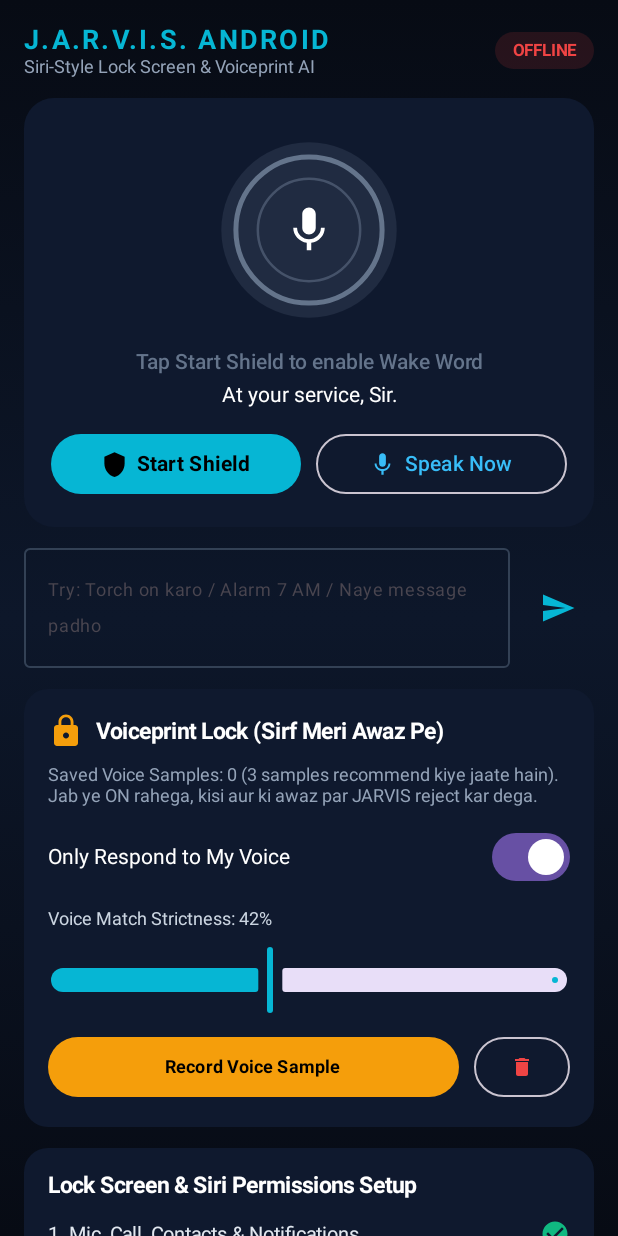
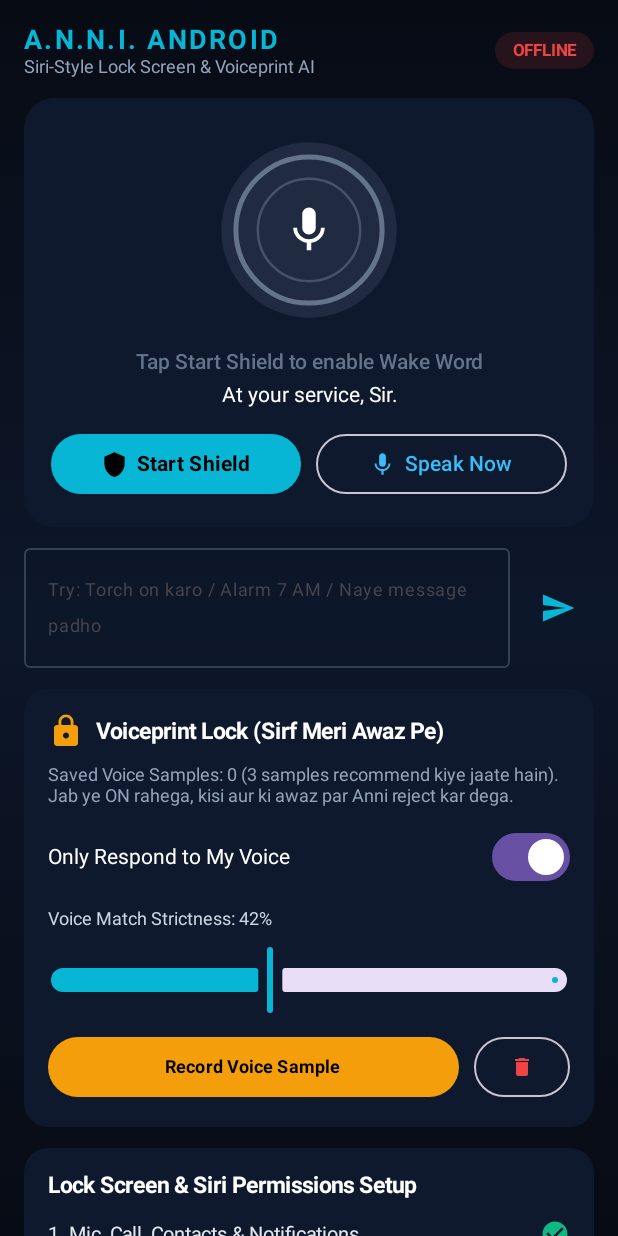
Before and after one commit to bhaveshbisani222-bit/anni-android, an Android app built with Jetpack Compose: the screen it shows after launch (MainActivity), on a phone screen of 412 x 824 dp. Run offline under Robolectric (Android 15) with nearby library versions, the phone set to English and light mode, and no system bars; libraries missing offline, so code that uses them is left out: com.k2fsa.sherpa.

Commit message:
Update A.N.N.I. AI branding, wake-words, and fix Android build errors

```diff
--- a/app/src/main/AndroidManifest.xml
+++ b/app/src/main/AndroidManifest.xml
@@ -80,7 +80,7 @@
             android:excludeFromRecents="true"
             android:exported="true"
             android:launchMode="singleTop"
-            android:showOnLockScreen="true"
+            android:showWhenLocked="true"
             android:turnScreenOn="true">
             <intent-filter>
                 <action android:name="android.intent.action.ASSIST" />
--- a/app/src/main/java/com/jarvis/assistant/JarvisApp.kt
+++ b/app/src/main/java/com/jarvis/assistant/JarvisApp.kt
@@ -22,19 +22,19 @@ class JarvisApp : Application() {
 
             val bgChannel = NotificationChannel(
                 CHANNEL_WAKE_SERVICE,
-                "J.A.R.V.I.S. Wake Listener",
+                "A.N.N.I. Wake Listener",
                 NotificationManager.IMPORTANCE_LOW
             ).apply {
-                description = "Keeps Hey Jarvis active even when phone is locked"
+                description = "Keeps Hey Anni active even when phone is locked"
                 setShowBadge(false)
             }
 
             val lockChannel = NotificationChannel(
                 CHANNEL_LOCK_OVERLAY,
-                "J.A.R.V.I.S. Lock Screen Activation",
+                "A.N.N.I. Lock Screen Activation",
                 NotificationManager.IMPORTANCE_HIGH
             ).apply {
-                description = "Wakes display when Hey Jarvis is spoken"
+                description = "Wakes display when Hey Anni is spoken"
                 setSound(null, null)
             }
 
--- a/app/src/main/java/com/jarvis/assistant/LockScreenActivity.kt
+++ b/app/src/main/java/com/jarvis/assistant/LockScreenActivity.kt
@@ -147,7 +147,7 @@ fun LockScreenHud(
         Column(horizontalAlignment = Alignment.CenterHorizontally) {
             Spacer(modifier = Modifier.height(24.dp))
             Text(
-                text = "J.A.R.V.I.S. • LOCK-SCREEN HUD",
+                text = "A.N.N.I. • LOCK-SCREEN HUD",
                 color = accentColor,
                 fontSize = 13.sp,
                 fontWeight = FontWeight.Bold,
@@ -188,7 +188,7 @@ fun LockScreenHud(
                 }
                 Icon(
                     imageVector = Icons.Default.Mic,
-                    contentDescription = "JARVIS Mic",
+                    contentDescription = "ANNI Mic",
                     tint = Color.White,
                     modifier = Modifier.size(44.dp)
                 )
--- a/app/src/main/java/com/jarvis/assistant/MainActivity.kt
+++ b/app/src/main/java/com/jarvis/assistant/MainActivity.kt
@@ -206,7 +206,7 @@ fun JarvisDashboardScreen(prefs: JarvisPrefs) {
         ) {
             Column {
                 Text(
-                    text = "J.A.R.V.I.S. ANDROID",
+                    text = "A.N.N.I. ANDROID",
                     color = Color(0xFF06B6D4),
                     fontWeight = FontWeight.Bold,
                     fontSize = 18.sp,
@@ -390,7 +390,7 @@ fun JarvisDashboardScreen(prefs: JarvisPrefs) {
                 }
 
                 Text(
-                    text = "Saved Voice Samples: ${ui.enrolledSamples} (3 samples recommend kiye jaate hain). Jab ye ON rahega, kisi aur ki awaz par JARVIS reject kar dega.",
+                    text = "Saved Voice Samples: ${ui.enrolledSamples} (3 samples recommend kiye jaate hain). Jab ye ON rahega, kisi aur ki awaz par Anni reject kar dega.",
                     color = Color(0xFF94A3B8),
                     fontSize = 12.sp
                 )
@@ -434,7 +434,7 @@ fun JarvisDashboardScreen(prefs: JarvisPrefs) {
                                 JarvisWakeService.startService(context, JarvisWakeService.ACTION_ENROLL_SAMPLE)
                                 Toast.makeText(
                                     context,
-                                    "3.5 seconds tak saaf bolein: 'Hey Jarvis, call Mom and check weather'",
+                                    "3.5 seconds tak saaf bolein: 'Hey Anni, call Mom and check weather'",
                                     Toast.LENGTH_LONG
                                 ).show()
                             }
@@ -533,7 +533,7 @@ fun JarvisDashboardScreen(prefs: JarvisPrefs) {
                     },
                     modifier = Modifier.fillMaxWidth()
                 ) {
-                    Text("5. Set J.A.R.V.I.S. as Default Digital Assistant", fontSize = 12.sp, color = Color(0xFF38BDF8))
+                    Text("5. Set A.N.N.I. as Default Digital Assistant", fontSize = 12.sp, color = Color(0xFF38BDF8))
                 }
             }
         }
@@ -563,7 +563,7 @@ fun JarvisDashboardScreen(prefs: JarvisPrefs) {
                 OutlinedTextField(
                     value = backendUrl,
                     onValueChange = { backendUrl = it },
-                    label = { Text("JARVIS Cloud URL") },
+                    label = { Text("A.N.N.I. Cloud URL") },
                     modifier = Modifier.fillMaxWidth(),
                     singleLine = true,
                     colors = OutlinedTextFieldDefaults.colors(focusedTextColor = Color.White, unfocusedTextColor = Color.White)
--- a/app/src/main/java/com/jarvis/assistant/brain/JarvisApiClient.kt
+++ b/app/src/main/java/com/jarvis/assistant/brain/JarvisApiClient.kt
@@ -121,7 +121,7 @@ object JarvisApiClient {
         val appsHint = installedApps.take(30).joinToString(", ")
 
         val instruction = """
-You are J.A.R.V.I.S., a Siri-like personal voice assistant on $userName's Android phone.
+You are Anni (A.N.N.I.), a Siri-like personal voice assistant on $userName's Android phone.
 Listen to the audio command (Hindi, Hinglish, or English) and output ONLY valid JSON (no markdown) with these keys:
 - "transcript": exact words spoken by user
 - "intent": one of ["call","whatsapp","sms","alarm","timer","torch","open_app","play_music","maps","volume","media","wifi","bluetooth","notifications","battery","time","date","weather","search","add_task","add_note","chat"]
--- a/app/src/main/java/com/jarvis/assistant/brain/PhoneActionExecutor.kt
+++ b/app/src/main/java/com/jarvis/assistant/brain/PhoneActionExecutor.kt
@@ -131,7 +131,7 @@ class PhoneActionExecutor(private val context: Context) {
         val intent = Intent(AlarmClock.ACTION_SET_ALARM).apply {
             putExtra(AlarmClock.EXTRA_HOUR, hour.coerceIn(0, 23))
             putExtra(AlarmClock.EXTRA_MINUTES, minute.coerceIn(0, 59))
-            putExtra(AlarmClock.EXTRA_MESSAGE, label.ifBlank { "J.A.R.V.I.S. Alarm" })
+            putExtra(AlarmClock.EXTRA_MESSAGE, label.ifBlank { "Anni Alarm" })
             putExtra(AlarmClock.EXTRA_SKIP_UI, true)
             addFlags(Intent.FLAG_ACTIVITY_NEW_TASK)
         }
@@ -148,7 +148,7 @@ class PhoneActionExecutor(private val context: Context) {
         val safeSeconds = seconds.coerceAtLeast(5)
         val intent = Intent(AlarmClock.ACTION_SET_TIMER).apply {
             putExtra(AlarmClock.EXTRA_LENGTH, safeSeconds)
-            putExtra(AlarmClock.EXTRA_MESSAGE, label.ifBlank { "J.A.R.V.I.S. Timer" })
+            putExtra(AlarmClock.EXTRA_MESSAGE, label.ifBlank { "Anni Timer" })
             putExtra(AlarmClock.EXTRA_SKIP_UI, true)
             addFlags(Intent.FLAG_ACTIVITY_NEW_TASK)
         }
--- a/app/src/main/java/com/jarvis/assistant/data/JarvisRuntimeState.kt
+++ b/app/src/main/java/com/jarvis/assistant/data/JarvisRuntimeState.kt
@@ -63,7 +63,7 @@ object JarvisRuntimeState {
         _uiState.update { current ->
             val updated = (current.history + listOf(
                 ConversationEntry("You", userText),
-                ConversationEntry("J.A.R.V.I.S.", jarvisReply)
+                ConversationEntry("A.N.N.I.", jarvisReply)
             )).takeLast(30)
             current.copy(
                 lastHeardText = userText,
@@ -75,7 +75,7 @@ object JarvisRuntimeState {
 
     fun setReplyOnly(jarvisReply: String) {
         _uiState.update { current ->
-            val updated = (current.history + ConversationEntry("J.A.R.V.I.S.", jarvisReply)).takeLast(30)
+            val updated = (current.history + ConversationEntry("A.N.N.I.", jarvisReply)).takeLast(30)
             current.copy(lastReplyText = jarvisReply, history = updated)
         }
     }
--- a/app/src/main/res/values/strings.xml
+++ b/app/src/main/res/values/strings.xml
@@ -1,5 +1,5 @@
 <?xml version="1.0" encoding="utf-8"?>
 <resources>
-    <string name="app_name">J.A.R.V.I.S. AI</string>
-    <string name="notification_service_name">J.A.R.V.I.S. Message Reader</string>
+    <string name="app_name">A.N.N.I. AI</string>
+    <string name="notification_service_name">A.N.N.I. Message Reader</string>
 </resources>
--- a/settings.gradle.kts
+++ b/settings.gradle.kts
@@ -14,5 +14,5 @@ dependencyResolutionManagement {
     }
 }
 
-rootProject.name = "JarvisAssistant"
+rootProject.name = "AnniAssistant"
 include(":app")
```
Also changed, not shown: app/src/main/java/com/jarvis/assistant/brain/CommandRouter.kt (+4 -4 lines), app/src/main/java/com/jarvis/assistant/service/JarvisWakeService.kt (+20 -22 lines), 2 other files.
